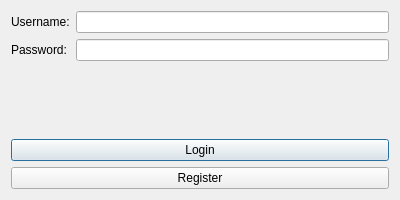
MohamedElaassal/Gestion-Club-Cpp, file logindialog.ui: the form before one commit.
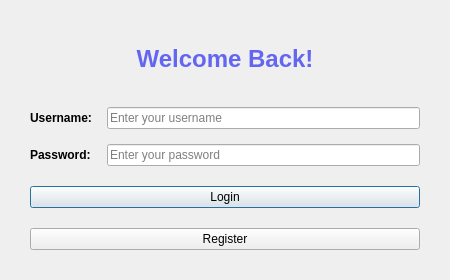
The form after the commit. Icons and pictures are not drawn.

The edit to the form file:
```diff
--- a/logindialog.ui
+++ b/logindialog.ui
@@ -6,31 +6,81 @@
    <rect>
     <x>0</x>
     <y>0</y>
-    <width>400</width>
-    <height>200</height>
+    <width>450</width>
+    <height>280</height>
    </rect>
   </property>
+  <property name="minimumSize">
+   <size>
+    <width>450</width>
+    <height>280</height>
+   </size>
+  </property>
   <property name="windowTitle">
    <string>Login</string>
   </property>
   <layout class="QVBoxLayout" name="verticalLayout">
+   <property name="spacing">
+    <number>20</number>
+   </property>
+   <property name="leftMargin">
+    <number>30</number>
+   </property>
+   <property name="topMargin">
+    <number>30</number>
+   </property>
+   <property name="rightMargin">
+    <number>30</number>
+   </property>
+   <property name="bottomMargin">
+    <number>30</number>
+   </property>
+   <item>
+    <widget class="QLabel" name="titleLabel">
+     <property name="text">
+      <string>Welcome Back!</string>
+     </property>
+     <property name="alignment">
+      <set>Qt::AlignCenter</set>
+     </property>
+     <property name="styleSheet">
+      <string>font-size: 18pt; font-weight: bold; color: #6366f1;</string>
+     </property>
+    </widget>
+   </item>
    <item>
     <layout class="QFormLayout" name="formLayout">
+     <property name="horizontalSpacing">
+      <number>15</number>
+     </property>
+     <property name="verticalSpacing">
+      <number>15</number>
+     </property>
      <item row="0" column="0">
       <widget class="QLabel" name="label">
        <property name="text">
         <string>Username:</string>
        </property>
+       <property name="styleSheet">
+        <string>font-weight: 600;</string>
+       </property>
       </widget>
      </item>
      <item row="0" column="1">
-      <widget class="QLineEdit" name="usernameEdit"/>
+      <widget class="QLineEdit" name="usernameEdit">
+       <property name="placeholderText">
+        <string>Enter your username</string>
+       </property>
+      </widget>
      </item>
      <item row="1" column="0">
       <widget class="QLabel" name="label_2">
        <property name="text">
         <string>Password:</string>
        </property>
+       <property name="styleSheet">
+        <string>font-weight: 600;</string>
+       </property>
       </widget>
      </item>
      <item row="1" column="1">
@@ -38,6 +88,9 @@
        <property name="echoMode">
         <enum>QLineEdit::Password</enum>
        </property>
+       <property name="placeholderText">
+        <string>Enter your password</string>
+       </property>
       </widget>
      </item>
     </layout>
```
Left out of the diff: 2 changed lines with no effect on the pictures.
